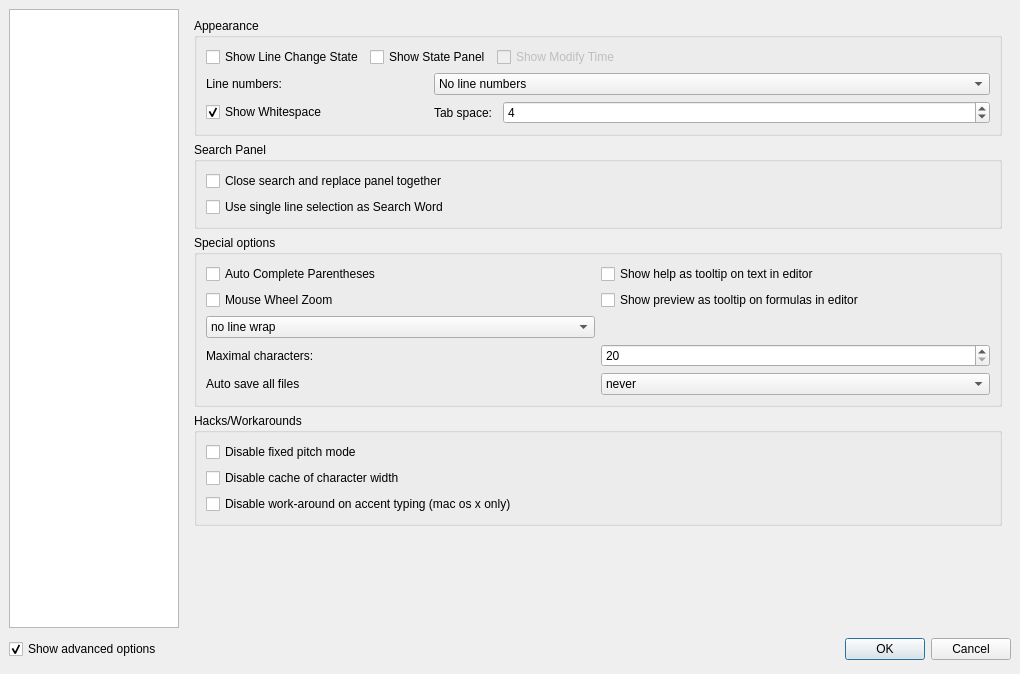
Old version of the form configdialog.ui in the repository svn2github/texstudio-trunk.
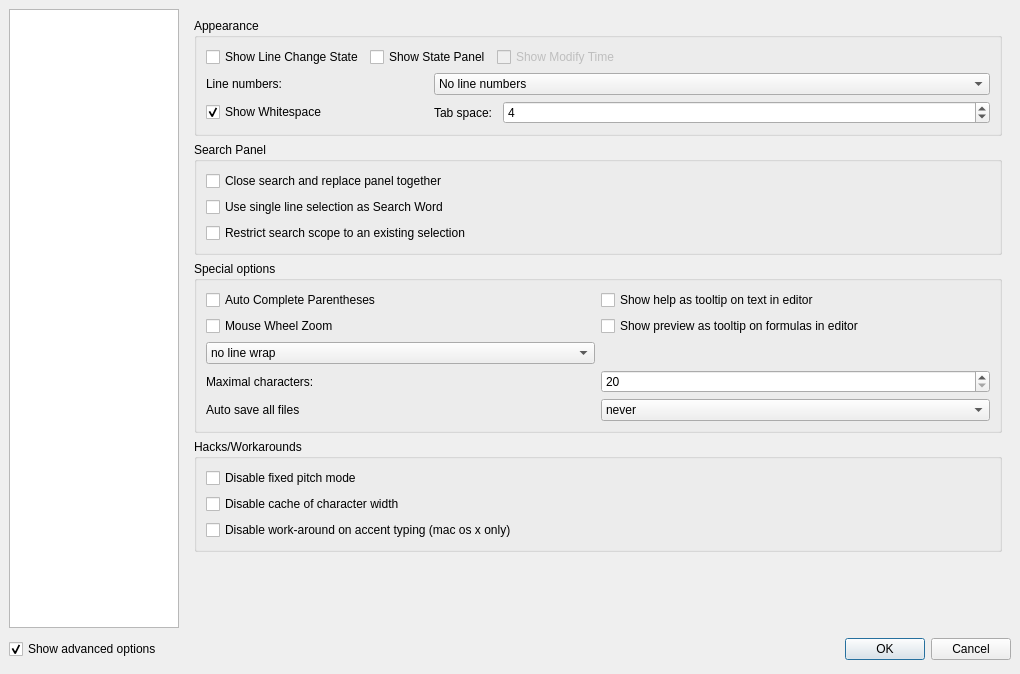
New version of the form. The open tabs and pages were chosen to show the change. Icons and pictures are not drawn.

Commit message: option to disable auto enabling of scope limited search

What changed in the file:
```diff
--- a/configdialog.ui
+++ b/configdialog.ui
@@ -1379,6 +1379,13 @@
             </property>
            </widget>
           </item>
+          <item>
+           <widget class="QCheckBox" name="checkBoxSearchOnlyInSelection">
+            <property name="text">
+             <string>Restrict search scope to an existing selection</string>
+            </property>
+           </widget>
+          </item>
          </layout>
         </widget>
        </item>
```
Left out of the diff: 6 changed lines with no effect on the pictures. The commit also changes 8 other files.
